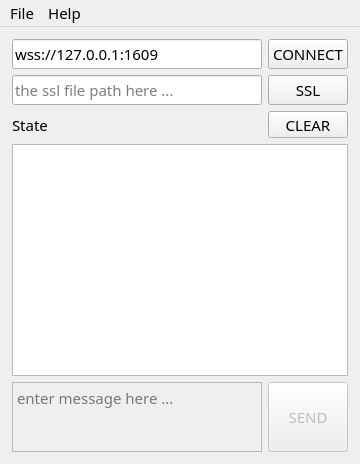
Before: the Qt Designer form src/main/resources/base/main.ui in vn-os/Qt-Websocket-Client-Secure, drawn with Qt 5.
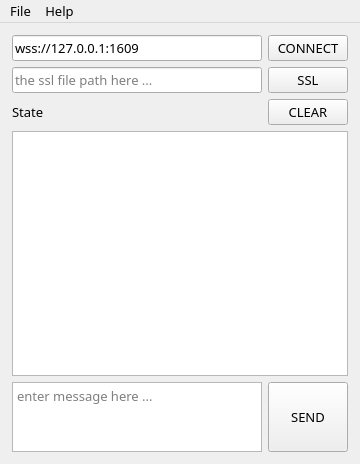
After: the same form once the commit is applied. Icons and pictures are not drawn.

Diff of the .ui file:
```diff
--- a/src/main/resources/base/main.ui
+++ b/src/main/resources/base/main.ui
@@ -13,7 +13,7 @@
   <property name="font">
    <font>
     <family>Trebuchet MS</family>
-    <pointsize>11</pointsize>
+    <pointsize>10</pointsize>
    </font>
   </property>
   <property name="acceptDrops">
@@ -133,7 +133,7 @@
       <item>
        <widget class="QPlainTextEdit" name="txt_message">
         <property name="enabled">
-         <bool>false</bool>
+         <bool>true</bool>
         </property>
         <property name="sizePolicy">
          <sizepolicy hsizetype="Expanding" vsizetype="Fixed">
@@ -161,7 +161,7 @@
       <item>
        <widget class="QPushButton" name="btn_send_message">
         <property name="enabled">
-         <bool>false</bool>
+         <bool>true</bool>
         </property>
         <property name="maximumSize">
          <size>
@@ -184,7 +184,7 @@
      <x>0</x>
      <y>0</y>
      <width>357</width>
-     <height>26</height>
+     <height>24</height>
     </rect>
    </property>
    <widget class="QMenu" name="menuFile">
```
Left out of the diff: 9 changed lines with no effect on the pictures.
